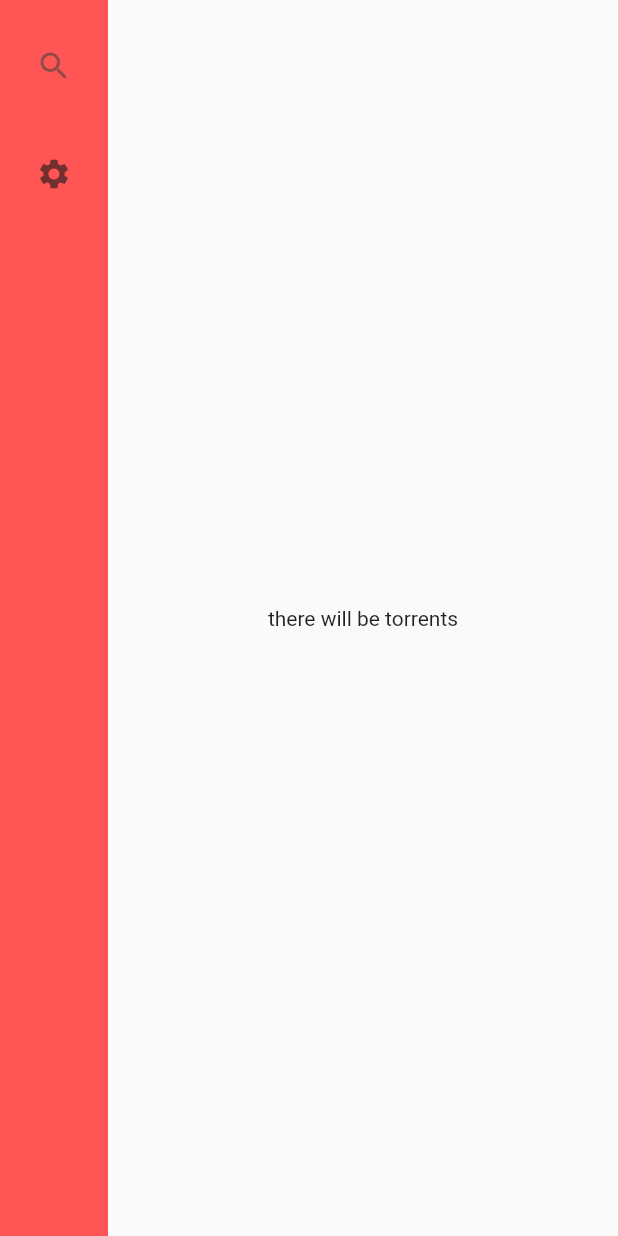
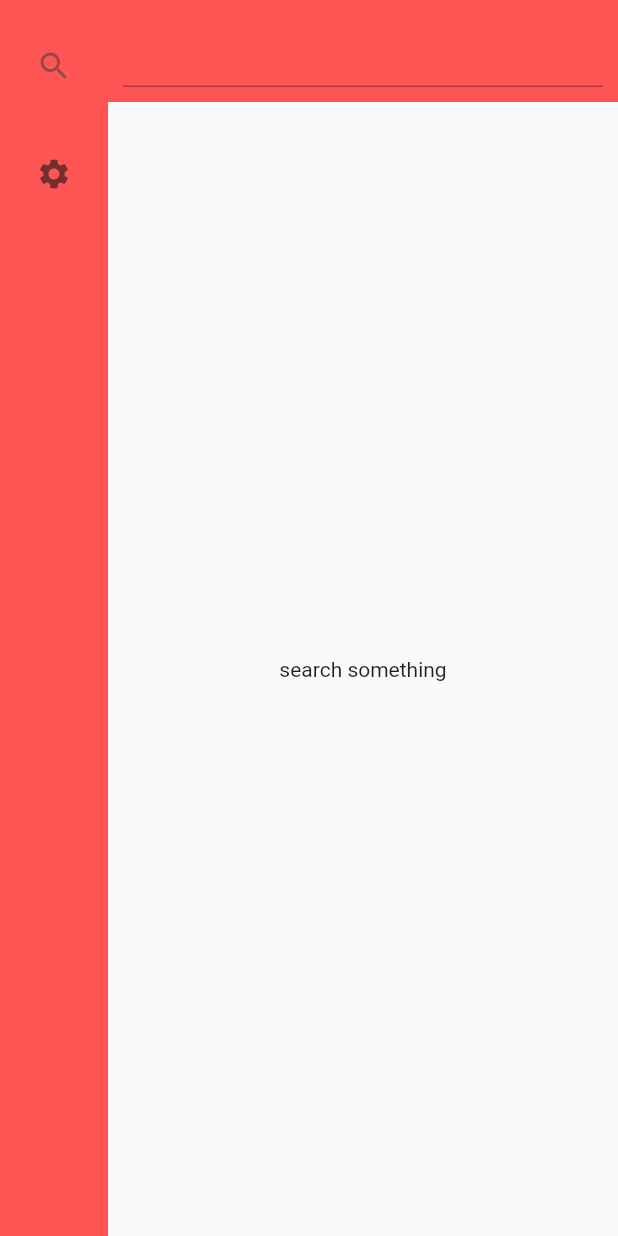
Before and after one commit to ALEZ-DEV/Anime-Kanri, a Flutter app: the screen it shows after launch, on a phone screen of 412 x 824 dp. Run offline on Flutter 3.47's test engine with Material 2 defaults, Android fonts, the phone set to English and light mode, and no system bars; our stand-ins replace bloc, fixnum, flutter_bloc; missing offline and left inert: rinf.

Commit message:
add bloc for torrent

```diff
--- /dev/null
+++ b/lib/blocs/get_torrents_bloc/get_torrents_event.dart
@@ -0,0 +1,11 @@
+part of 'get_torrents_bloc.dart';
+
+@immutable
+sealed class GetTorrentsEvent {}
+
+class GetTorrents extends GetTorrentsEvent {
+  GetTorrents(this.search, this.page);
+
+  final String search;
+  final int page;
+}
--- /dev/null
+++ b/lib/blocs/get_torrents_bloc/get_torrents_state.dart
@@ -0,0 +1,20 @@
+part of 'get_torrents_bloc.dart';
+
+@immutable
+sealed class GetTorrentsState {}
+
+final class GetTorrentsInitial extends GetTorrentsState {}
+
+final class GetTorrentsLoading extends GetTorrentsState {}
+
+final class GetTorrentsFailure extends GetTorrentsState {
+  GetTorrentsFailure(this.errorMsg);
+
+  final String errorMsg;
+}
+
+final class GetTorrentsSuccess extends GetTorrentsState {
+  GetTorrentsSuccess(this.searchInfo);
+
+  final nyaa_search.ReadResponse searchInfo;
+}
--- a/lib/main_app.dart
+++ b/lib/main_app.dart
@@ -1,7 +1,9 @@
+import 'package:anime_kanri/blocs/get_torrents_bloc/get_torrents_bloc.dart';
 import 'package:flutter/material.dart';
 
 import 'package:anime_kanri/theme/theme.dart' as AnimeKanri;
 import 'package:anime_kanri/screens/screens.dart';
+import 'package:flutter_bloc/flutter_bloc.dart';
 
 class MainApp extends StatefulWidget {
   const MainApp({super.key});
@@ -27,7 +29,13 @@ class _MainAppState extends State<MainApp> {
       theme: AnimeKanri.Theme.light,
       darkTheme: AnimeKanri.Theme.dark,
       home: Scaffold(
-        body: Row(
+        body: MultiBlocProvider(
+          providers: [
+            BlocProvider(
+              create: (context) => GetTorrentsBloc(),
+            ),
+          ],
+          child: Row(
             children: [
               NavigationRail(
                 selectedIndex: _selectedIndexPage,
@@ -43,6 +51,7 @@ class _MainAppState extends State<MainApp> {
             ],
           ),
         ),
+      ),
     );
   }
 }
--- a/lib/screens/torrent_search_screen.dart
+++ b/lib/screens/torrent_search_screen.dart
@@ -1,6 +1,11 @@
+import 'package:anime_kanri/widget/torrent_item.dart';
 import 'package:flutter/material.dart';
+import 'package:flutter_bloc/flutter_bloc.dart';
 
-class TorrentSearchScreen extends StatelessWidget {
+import 'package:anime_kanri/blocs/get_torrents_bloc/get_torrents_bloc.dart';
+import 'package:anime_kanri/messages/nyaa_search.pb.dart' as nyaa_rsearch;
+
+class TorrentSearchScreen extends StatefulWidget {
   const TorrentSearchScreen({super.key});
 
   static NavigationRailDestination navigationDestination =
@@ -10,9 +15,68 @@ class TorrentSearchScreen extends StatelessWidget {
   );
 
   @override
+  State<TorrentSearchScreen> createState() => _TorrentSearchScreenState();
+}
+
+class _TorrentSearchScreenState extends State<TorrentSearchScreen> {
+  final TextEditingController _searchController = TextEditingController();
+
+  @override
+  void initState() {
+    super.initState();
+  }
+
+  void _searchTorrent(String search, int page) {
+    context.read<GetTorrentsBloc>().add(GetTorrents(search, page));
+  }
+
+  @override
   Widget build(BuildContext context) {
-    return const Center(
-      child: Text('there will be torrents'),
+    return Column(
+      children: [
+        Container(
+          color: Theme.of(context).navigationRailTheme.backgroundColor,
+          child: Padding(
+            padding: const EdgeInsets.all(10),
+            child: TextField(
+              controller: _searchController,
+              onSubmitted: (search) {
+                _searchTorrent(search, 1);
+              },
+            ),
+          ),
+        ),
+        Expanded(
+          child: BlocBuilder<GetTorrentsBloc, GetTorrentsState>(
+            bloc: context.read<GetTorrentsBloc>(),
+            builder: (context, state) {
+              if (state is GetTorrentsFailure) {
+                return const Center(
+                  child: Text('Somthing goes wrong'),
+                );
+              } else if (state is GetTorrentsSuccess) {
+                final List<nyaa_rsearch.Torrent> torrents =
+                    state.searchInfo.torrents;
+
+                return ListView.builder(
+                  itemCount: torrents.length,
+                  itemBuilder: (context, index) => TorrentItem(
+                    torrent: torrents[index],
+                  ),
+                );
+              } else if (state is GetTorrentsLoading) {
+                return const Center(
+                  child: CircularProgressIndicator(),
+                );
+              } else {
+                return const Center(
+                  child: Text('search something'),
+                );
+              }
+            },
+          ),
+        ),
+      ],
     );
   }
 }
--- a/pubspec.yaml
+++ b/pubspec.yaml
@@ -7,8 +7,12 @@ environment:
   sdk: '>=3.1.5 <4.0.0'
 
 dependencies:
+  bloc: ^8.1.2
+  fixnum: ^1.1.0
   flutter:
     sdk: flutter
+  flutter_bloc: ^8.1.3
+  meta: ^1.9.1
   protobuf: ^3.1.0
   rinf: ^4.15.2
 
```
Also changed, not shown: lib/blocs/get_torrents_bloc/get_torrents_bloc.dart (added, +53 -0 lines), lib/widget/torrent_item.dart (added, +73 -0 lines), pubspec.lock, 5 other files. Lines whose indentation alone changed are shown as unchanged.
